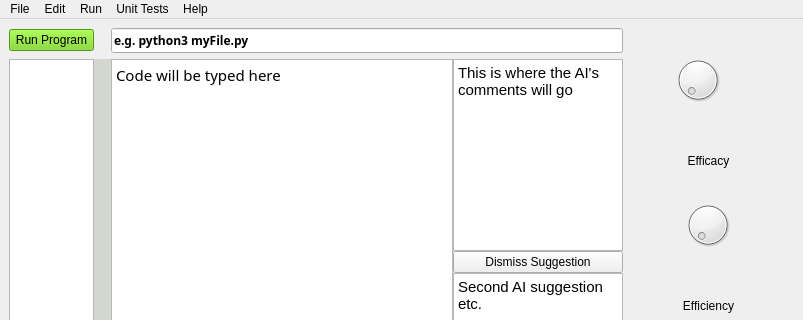
starswap/MLProgrammingIDE, file version2.ui: the form before one commit; both pictures show x 0 to 803 and y 0 to 320 of the 803 by 638 pixel window.
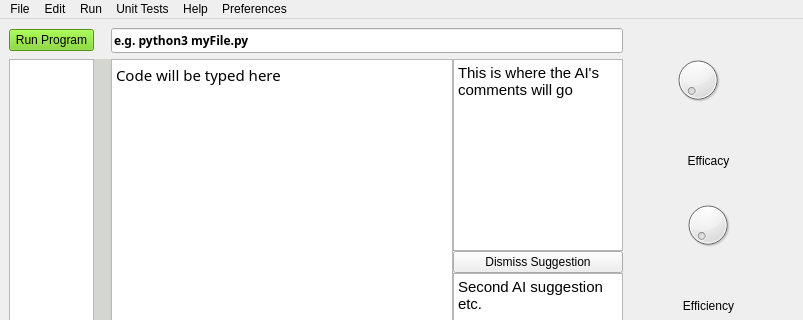
The form after the commit.

```diff
--- a/version2.ui
+++ b/version2.ui
@@ -328,11 +328,17 @@
     </property>
     <addaction name="actionShow_Tutorial"/>
    </widget>
+   <widget class="QMenu" name="menuPreferences">
+    <property name="title">
+     <string>Preferences</string>
+    </property>
+   </widget>
    <addaction name="menuFile"/>
    <addaction name="menuEdit"/>
    <addaction name="menuRun"/>
    <addaction name="menuUnit_Tests"/>
    <addaction name="menuHelp"/>
+   <addaction name="menuPreferences"/>
   </widget>
   <widget class="QStatusBar" name="statusbar"/>
   <action name="actionOpen_Project">
```
Left out of the diff: 5 changed lines with no effect on the pictures.
